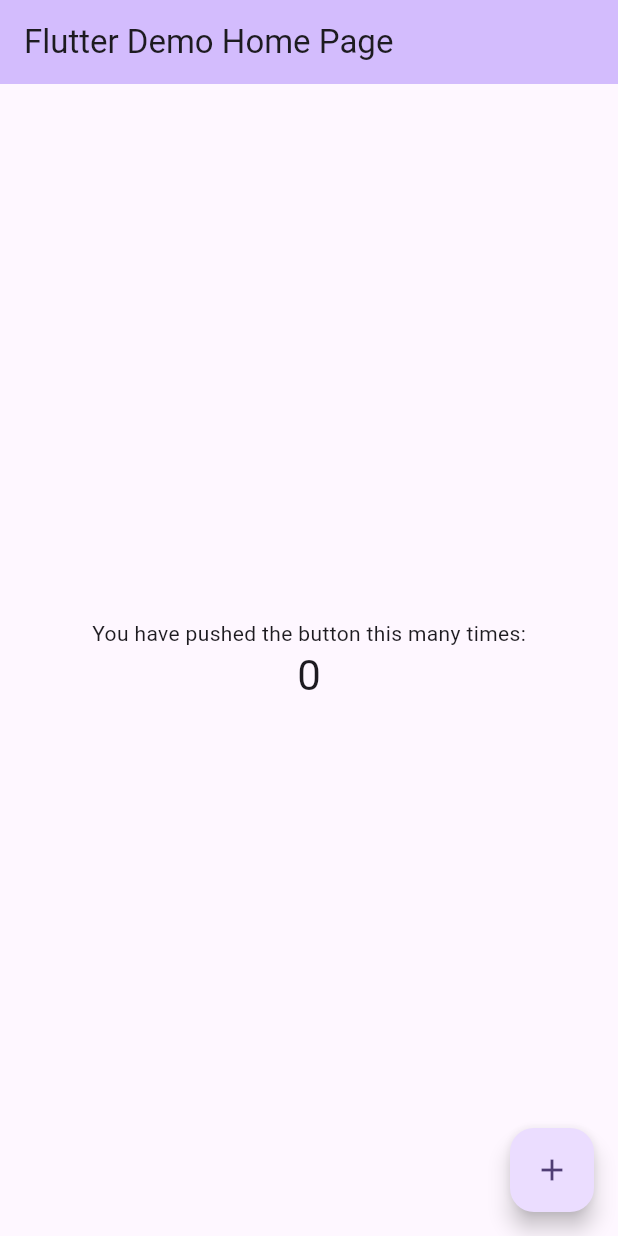
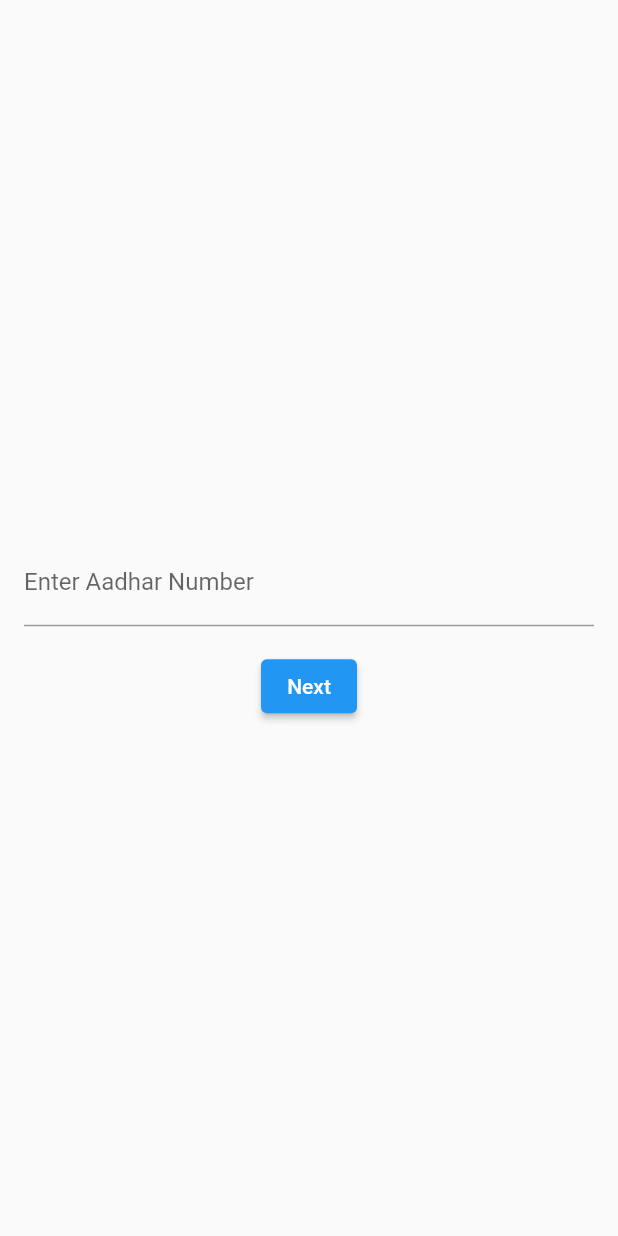
Before and after one commit to Manas-33/kiosk, a Flutter app: the screen it shows after launch, on a phone screen of 412 x 824 dp. Run offline on Flutter 3.47's test engine with Material 2 defaults, Android fonts, the phone set to English and light mode, and no system bars; our stand-ins replace local_auth.

```diff
--- /dev/null
+++ b/lib/aadhar_entry_page.dart
@@ -0,0 +1,56 @@
+import 'package:flutter/material.dart';
+import 'package:kiosk/fingerprint_capture_page.dart';
+
+class AadharEntryPage extends StatefulWidget {
+  @override
+  _AadharEntryPageState createState() => _AadharEntryPageState();
+}
+
+class _AadharEntryPageState extends State<AadharEntryPage> {
+  final TextEditingController aadharController = TextEditingController();
+  String? hashedFingerprint;
+
+  @override
+  Widget build(BuildContext context) {
+    return Scaffold(
+      appBar: null,
+      body: Center(
+        child: Column(
+          mainAxisAlignment: MainAxisAlignment.center,
+          children: <Widget>[
+            Padding(
+              padding: const EdgeInsets.all(16.0),
+              child: TextField(
+                controller: aadharController,
+                decoration: InputDecoration(
+                  labelText: 'Enter Aadhar Number',
+                ),
+              ),
+            ),
+            ElevatedButton(
+              onPressed: () async {
+                // Collect the user's Aadhar number
+                String aadharNumber = aadharController.text;
+
+                // Hash the fingerprint data and store it in hashedFingerprint
+                // hashedFingerprint = await hashFingerprint();
+
+                // Navigate to the fingerprint capture page
+                Navigator.push(
+                  context,
+                  MaterialPageRoute(
+                    builder: (context) => FingerprintCapturePage(
+                      aadharNumber: aadharNumber,
+                      hashedFingerprint: hashedFingerprint,
+                    ),
+                  ),
+                );
+              },
+              child: Text('Next'),
+            ),
+          ],
+        ),
+      ),
+    );
+  }
+}
--- a/lib/main.dart
+++ b/lib/main.dart
@@ -1,125 +1,21 @@
+
+
 import 'package:flutter/material.dart';
+import 'package:kiosk/aadhar_entry_page.dart';
+import 'package:kiosk/fingerprint_capture_page.dart';
+import 'package:kiosk/home_page.dart';
+import 'package:local_auth/local_auth.dart';
+
 
 void main() {
-  runApp(const MyApp());
+  runApp(MyApp());
 }
 
 class MyApp extends StatelessWidget {
-  const MyApp({super.key});
-
-  // This widget is the root of your application.
   @override
   Widget build(BuildContext context) {
     return MaterialApp(
-      title: 'Flutter Demo',
-      theme: ThemeData(
-        // This is the theme of your application.
-        //
-        // TRY THIS: Try running your application with "flutter run". You'll see
-        // the application has a blue toolbar. Then, without quitting the app,
-        // try changing the seedColor in the colorScheme below to Colors.green
-        // and then invoke "hot reload" (save your changes or press the "hot
-        // reload" button in a Flutter-supported IDE, or press "r" if you used
-        // the command line to start the app).
-        //
-        // Notice that the counter didn't reset back to zero; the application
-        // state is not lost during the reload. To reset the state, use hot
-        // restart instead.
-        //
-        // This works for code too, not just values: Most code changes can be
-        // tested with just a hot reload.
-        colorScheme: ColorScheme.fromSeed(seedColor: Colors.deepPurple),
-        useMaterial3: true,
-      ),
-      home: const MyHomePage(title: 'Flutter Demo Home Page'),
+      home: AadharEntryPage(), // Start with the Aadhar entry page
     );
   }
 }
-
-class MyHomePage extends StatefulWidget {
-  const MyHomePage({super.key, required this.title});
-
-  // This widget is the home page of your application. It is stateful, meaning
-  // that it has a State object (defined below) that contains fields that affect
-  // how it looks.
-
-  // This class is the configuration for the state. It holds the values (in this
-  // case the title) provided by the parent (in this case the App widget) and
-  // used by the build method of the State. Fields in a Widget subclass are
-  // always marked "final".
-
-  final String title;
-
-  @override
-  State<MyHomePage> createState() => _MyHomePageState();
-}
-
-class _MyHomePageState extends State<MyHomePage> {
-  int _counter = 0;
-
-  void _incrementCounter() {
-    setState(() {
-      // This call to setState tells the Flutter framework that something has
-      // changed in this State, which causes it to rerun the build method below
-      // so that the display can reflect the updated values. If we changed
-      // _counter without calling setState(), then the build method would not be
-      // called again, and so nothing would appear to happen.
-      _counter++;
-    });
-  }
-
-  @override
-  Widget build(BuildContext context) {
-    // This method is rerun every time setState is called, for instance as done
-    // by the _incrementCounter method above.
-    //
-    // The Flutter framework has been optimized to make rerunning build methods
-    // fast, so that you can just rebuild anything that needs updating rather
-    // than having to individually change instances of widgets.
-    return Scaffold(
-      appBar: AppBar(
-        // TRY THIS: Try changing the color here to a specific color (to
-        // Colors.amber, perhaps?) and trigger a hot reload to see the AppBar
-        // change color while the other colors stay the same.
-        backgroundColor: Theme.of(context).colorScheme.inversePrimary,
-        // Here we take the value from the MyHomePage object that was created by
-        // the App.build method, and use it to set our appbar title.
-        title: Text(widget.title),
-      ),
-      body: Center(
-        // Center is a layout widget. It takes a single child and positions it
-        // in the middle of the parent.
-        child: Column(
-          // Column is also a layout widget. It takes a list of children and
-          // arranges them vertically. By default, it sizes itself to fit its
-          // children horizontally, and tries to be as tall as its parent.
-          //
-          // Column has various properties to control how it sizes itself and
-          // how it positions its children. Here we use mainAxisAlignment to
-          // center the children vertically; the main axis here is the vertical
-          // axis because Columns are vertical (the cross axis would be
-          // horizontal).
-          //
-          // TRY THIS: Invoke "debug painting" (choose the "Toggle Debug Paint"
-          // action in the IDE, or press "p" in the console), to see the
-          // wireframe for each widget.
-          mainAxisAlignment: MainAxisAlignment.center,
-          children: <Widget>[
-            const Text(
-              'You have pushed the button this many times:',
-            ),
-            Text(
-              '$_counter',
-              style: Theme.of(context).textTheme.headlineMedium,
-            ),
-          ],
-        ),
-      ),
-      floatingActionButton: FloatingActionButton(
-        onPressed: _incrementCounter,
-        tooltip: 'Increment',
-        child: const Icon(Icons.add),
-      ), // This trailing comma makes auto-formatting nicer for build methods.
-    );
-  }
-}
--- a/pubspec.yaml
+++ b/pubspec.yaml
@@ -21,6 +21,7 @@ version: 1.0.0+1
 environment:
   sdk: '>=3.0.6 <4.0.0'
 
+
 # Dependencies specify other packages that your package needs in order to work.
 # To automatically upgrade your package dependencies to the latest versions
 # consider running `flutter pub upgrade --major-versions`. Alternatively,
@@ -30,11 +31,12 @@ environment:
 dependencies:
   flutter:
     sdk: flutter
-
+  local_auth: ^2.0.1
 
   # The following adds the Cupertino Icons font to your application.
   # Use with the CupertinoIcons class for iOS style icons.
   cupertino_icons: ^1.0.2
+  crypto: ^3.0.3
 
 dev_dependencies:
   flutter_test:
```
Also changed, not shown: lib/fingerprint_capture_page.dart (added, +96 -0 lines), lib/home_page.dart (added, +15 -0 lines), pubspec.lock, 4 other files.
